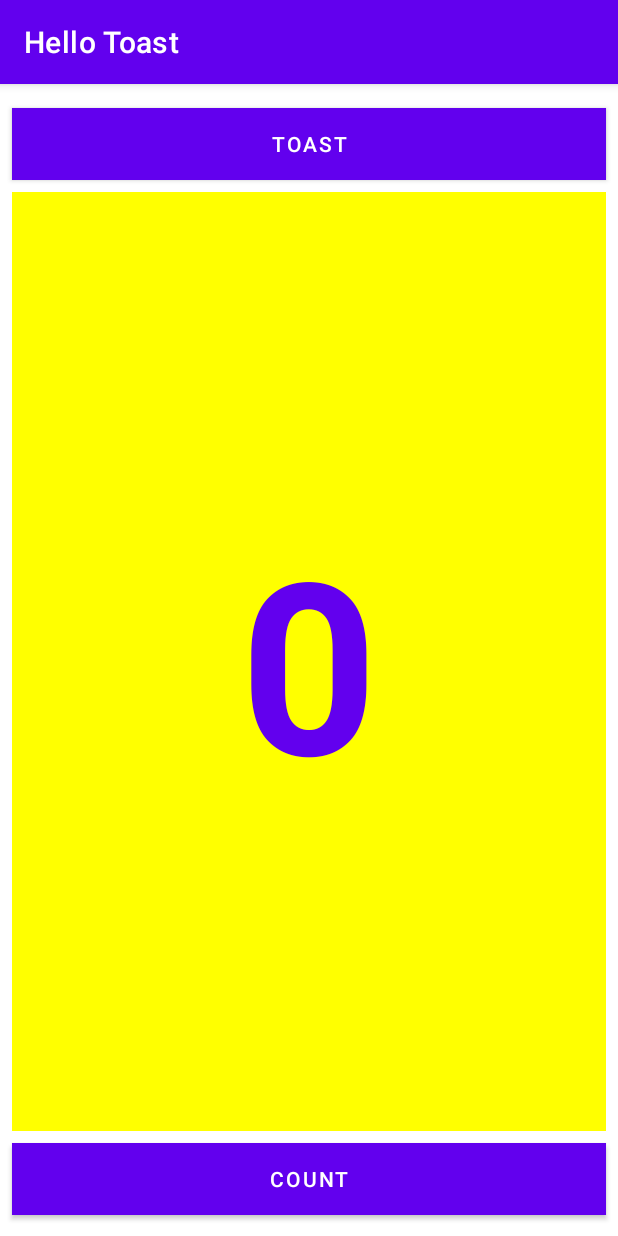
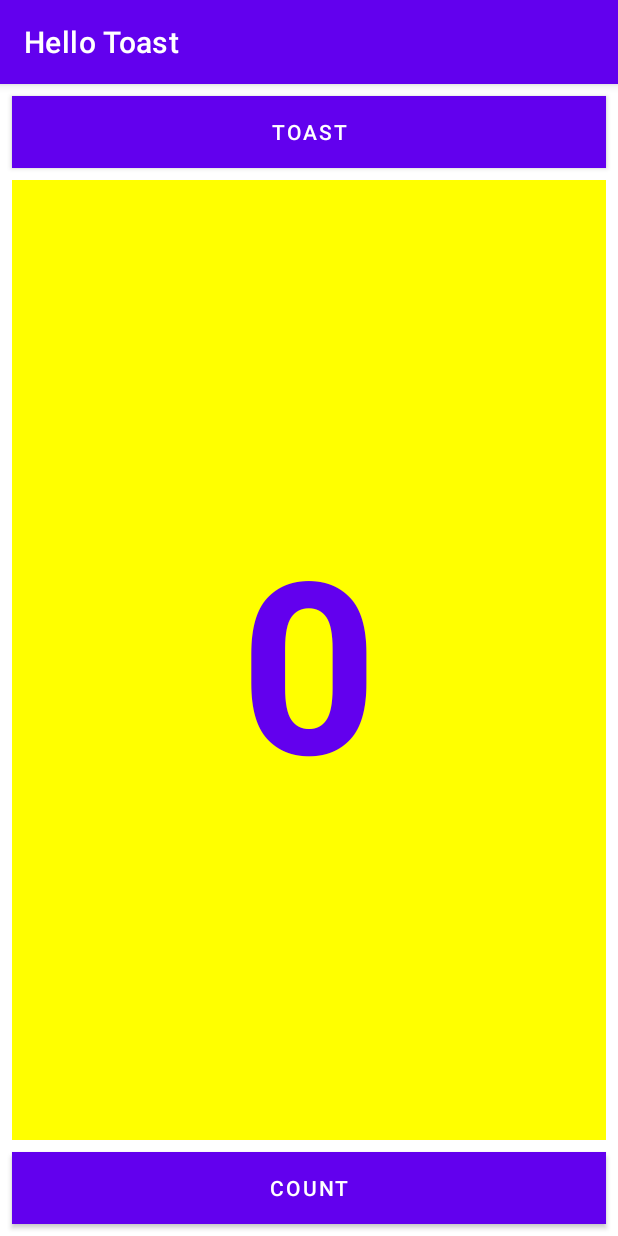
Before and after one commit to shatabd/Your-first-interactive-UI, an Android app: the screen it shows after launch (MainActivity), on a phone screen of 412 x 824 dp. Run offline under Robolectric (Android 15) with nearby library versions, the phone set to English and light mode, and no system bars.

Commit message:
hello toast task completed

```diff
--- a/app/src/main/res/layout-land/activity_main.xml
+++ b/app/src/main/res/layout-land/activity_main.xml
@@ -10,37 +10,31 @@
         android:id="@+id/button_toast"
         android:layout_width="0dp"
         android:layout_height="wrap_content"
+        android:layout_marginEnd="8dp"
         android:layout_marginStart="8dp"
-        android:layout_marginLeft="8dp"
-        android:layout_marginEnd="8dp"
-        android:layout_marginRight="8dp"
+        android:layout_marginTop="8dp"
         android:background="@color/design_default_color_primary"
         android:onClick="showToast"
         android:text="@string/button_label_toast"
-        app:layout_constraintBottom_toBottomOf="parent"
+        android:textColor="@android:color/white"
         app:layout_constraintEnd_toEndOf="parent"
-        app:layout_constraintHorizontal_bias="0.0"
         app:layout_constraintStart_toStartOf="parent"
-        app:layout_constraintTop_toTopOf="parent"
-        app:layout_constraintVertical_bias="0.039"  />
+        app:layout_constraintTop_toTopOf="parent" />
 
     <Button
         android:id="@+id/button_count"
         android:layout_width="0dp"
         android:layout_height="wrap_content"
+        android:layout_marginBottom="8dp"
+        android:layout_marginEnd="8dp"
         android:layout_marginStart="8dp"
-        android:layout_marginLeft="8dp"
-        android:layout_marginEnd="8dp"
-        android:layout_marginRight="8dp"
         android:background="@color/design_default_color_primary"
         android:onClick="countUp"
         android:text="@string/button_label_count"
+        android:textColor="@android:color/white"
         app:layout_constraintBottom_toBottomOf="parent"
         app:layout_constraintEnd_toEndOf="parent"
-        app:layout_constraintHorizontal_bias="1.0"
-        app:layout_constraintStart_toStartOf="parent"
-        app:layout_constraintTop_toTopOf="parent"
-        app:layout_constraintVertical_bias="0.994" />
+        app:layout_constraintStart_toStartOf="parent" />
 
     <TextView
         android:id="@+id/show_count"
@@ -50,19 +44,17 @@
         android:layout_marginEnd="8dp"
         android:layout_marginStart="8dp"
         android:layout_marginTop="8dp"
+        android:background="#FFFF00"
         android:gravity="center_vertical"
+        android:text="@string/count_initial_value"
         android:textAlignment="center"
-        android:text="@string/count_initial_value"
-        android:background="#FFFF00"
         android:textColor="@color/design_default_color_primary"
-        android:textSize="160sp"
+        android:textSize="120sp"
         android:textStyle="bold"
         app:layout_constraintBottom_toTopOf="@+id/button_count"
         app:layout_constraintEnd_toEndOf="parent"
-        app:layout_constraintHorizontal_bias="1.0"
         app:layout_constraintStart_toStartOf="parent"
         app:layout_constraintTop_toBottomOf="@+id/button_toast"
-        app:layout_constraintVertical_bias="0.0"
         tools:ignore="RtlCompat" />
 
 
--- a/app/src/main/res/layout/activity_main.xml
+++ b/app/src/main/res/layout/activity_main.xml
@@ -10,37 +10,31 @@
         android:id="@+id/button_toast"
         android:layout_width="0dp"
         android:layout_height="wrap_content"
+        android:layout_marginEnd="8dp"
         android:layout_marginStart="8dp"
-        android:layout_marginLeft="8dp"
-        android:layout_marginEnd="8dp"
-        android:layout_marginRight="8dp"
+        android:layout_marginTop="8dp"
         android:background="@color/design_default_color_primary"
+        android:text="@string/button_label_toast"
         android:onClick="showToast"
-        android:text="@string/button_label_toast"
-        app:layout_constraintBottom_toBottomOf="@+id/button_count"
+        android:textColor="@android:color/white"
         app:layout_constraintEnd_toEndOf="parent"
-        app:layout_constraintHorizontal_bias="0.0"
         app:layout_constraintStart_toStartOf="parent"
-        app:layout_constraintTop_toTopOf="parent"
-        app:layout_constraintVertical_bias="0.023" />
+        app:layout_constraintTop_toTopOf="parent" />
 
     <Button
         android:id="@+id/button_count"
         android:layout_width="0dp"
         android:layout_height="wrap_content"
+        android:layout_marginBottom="8dp"
+        android:layout_marginEnd="8dp"
         android:layout_marginStart="8dp"
-        android:layout_marginLeft="8dp"
-        android:layout_marginEnd="8dp"
-        android:layout_marginRight="8dp"
         android:background="@color/design_default_color_primary"
         android:onClick="countUp"
         android:text="@string/button_label_count"
+        android:textColor="@android:color/white"
         app:layout_constraintBottom_toBottomOf="parent"
         app:layout_constraintEnd_toEndOf="parent"
-        app:layout_constraintHorizontal_bias="0.0"
-        app:layout_constraintStart_toStartOf="parent"
-        app:layout_constraintTop_toTopOf="parent"
-        app:layout_constraintVertical_bias="0.981" />
+        app:layout_constraintStart_toStartOf="parent" />
 
     <TextView
         android:id="@+id/show_count"
@@ -50,20 +44,17 @@
         android:layout_marginEnd="8dp"
         android:layout_marginStart="8dp"
         android:layout_marginTop="8dp"
+        android:background="#FFFF00"
         android:gravity="center_vertical"
+        android:text="@string/count_initial_value"
         android:textAlignment="center"
-        android:text="@string/count_initial_value"
-        android:background="#FFFF00"
         android:textColor="@color/design_default_color_primary"
+        android:textSize="160sp"
         android:textStyle="bold"
-        android:textSize="160sp"
         app:layout_constraintBottom_toTopOf="@+id/button_count"
         app:layout_constraintEnd_toEndOf="parent"
-        app:layout_constraintHorizontal_bias="1.0"
         app:layout_constraintStart_toStartOf="parent"
         app:layout_constraintTop_toBottomOf="@+id/button_toast"
-        app:layout_constraintVertical_bias="0.0"
-        tools:ignore="RtlCompat"  />
-
+        tools:ignore="RtlCompat" />
 
 </androidx.constraintlayout.widget.ConstraintLayout>
```
